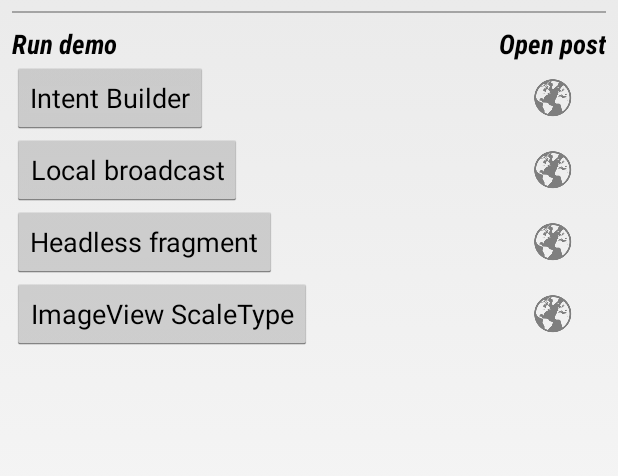
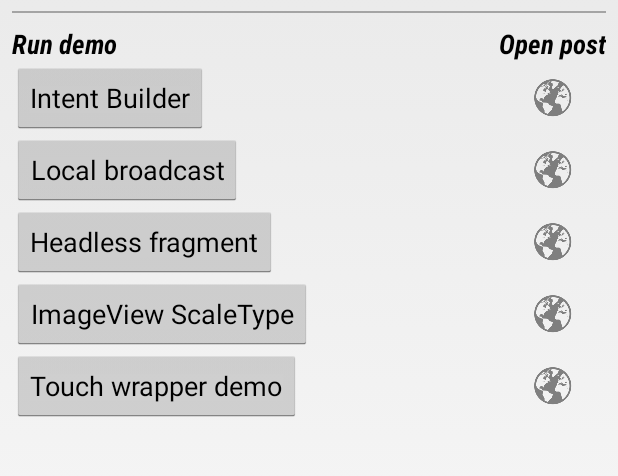
Before and after one commit to luboganev/testground, an Android app: the screen it shows after launch (MainActivity), on a phone screen of 412 x 824 dp, the part 154-630 px from its top. Run offline under Robolectric (Android 15) with nearby library versions, the phone set to English and light mode, and no system bars.

Commit message:
Added demo for touch wrapper

```diff
--- a/TestgroundApp/app/src/main/java/com/luboganev/testground/activities/MainActivity.java
+++ b/TestgroundApp/app/src/main/java/com/luboganev/testground/activities/MainActivity.java
@@ -47,6 +47,13 @@ public class MainActivity extends Activity {
                 startActivity(new Intent(MainActivity.this, ImageScaleDemoActivity.class));
             }
         });
+
+        findViewById(R.id.btn_demoTouchdown).setOnClickListener(new View.OnClickListener() {
+            @Override
+            public void onClick(View view) {
+                startActivity(new Intent(MainActivity.this, TouchDownDemoActivity.class));
+            }
+        });
     }
 
     public void openRelatedPost(View v) {
--- a/TestgroundApp/app/src/main/res/layout/activity_main.xml
+++ b/TestgroundApp/app/src/main/res/layout/activity_main.xml
@@ -129,6 +129,25 @@
                     android:tag="http://luboganev.github.io/blog/imageview-scale-types" />
             </TableRow>
 
+            <TableRow>
+
+                <Button
+                    android:id="@+id/btn_demoTouchdown"
+                    android:layout_width="wrap_content"
+                    android:layout_height="wrap_content"
+                    android:layout_gravity="left"
+                    android:text="@string/main_button_touchdowndemo" />
+
+                <ImageButton
+                    android:layout_width="48dp"
+                    android:layout_height="48dp"
+                    android:layout_gravity="center_vertical"
+                    android:background="?android:selectableItemBackground"
+                    android:onClick="openRelatedPost"
+                    android:src="@drawable/ic_action_open_post"
+                    android:tag="http://luboganev.github.io/blog/touch-wrapper" />
+            </TableRow>
+
         </TableLayout>
 
 
--- a/TestgroundApp/app/src/main/res/values/strings.xml
+++ b/TestgroundApp/app/src/main/res/values/strings.xml
@@ -7,10 +7,12 @@
     <string name="title_activity_headlessfragment">Headless fragment demo</string>
     <string name="title_activity_intentbuilder">Intent builder demo</string>
     <string name="title_activity_image_scale_demo">ImageView ScaleType demo</string>
+    <string name="title_activity_touchdown_demo">Touch wrapper demo</string>
     <string name="main_button_intent_builder">Intent Builder</string>
     <string name="main_button_broadcastdemo">Local broadcast</string>
     <string name="main_button_headlessfragmentdemo">Headless fragment</string>
     <string name="main_button_imagescaledemo">ImageView ScaleType</string>
+    <string name="main_button_touchdowndemo">Touch wrapper demo</string>
     <string name="hello_world">Hello world!</string>
     <string name="action_settings">Settings</string>
 
```
Also changed, not shown: TestgroundApp/app/src/main/AndroidManifest.xml (+5 -5 lines), TestgroundApp/app/src/main/java/com/luboganev/testground/activities/TouchDownDemoActivity.java (added, +62 -0 lines), TestgroundApp/app/src/main/java/com/luboganev/testground/views/TouchDownWrapper.java (added, +68 -0 lines), TestgroundApp/app/src/main/res/layout/activity_touchdown_demo.xml (added, +39 -0 lines).
